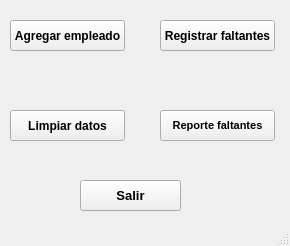
Old version of the form MiniNomina/FrmDesign/PanelPrincipal.ui in the repository CodeDrTech/DevelopPython.
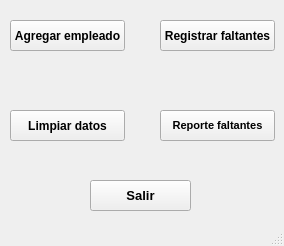
New version of the form.

Diff of the .ui file:
```diff
--- a/MiniNomina/FrmDesign/PanelPrincipal.ui
+++ b/MiniNomina/FrmDesign/PanelPrincipal.ui
@@ -9,7 +9,7 @@
    <rect>
     <x>0</x>
     <y>0</y>
-    <width>290</width>
+    <width>284</width>
     <height>246</height>
    </rect>
   </property>
@@ -98,7 +98,7 @@
    <widget class="QPushButton" name="BtnSalir">
     <property name="geometry">
      <rect>
-      <x>80</x>
+      <x>90</x>
       <y>180</y>
       <width>101</width>
       <height>31</height>
```
